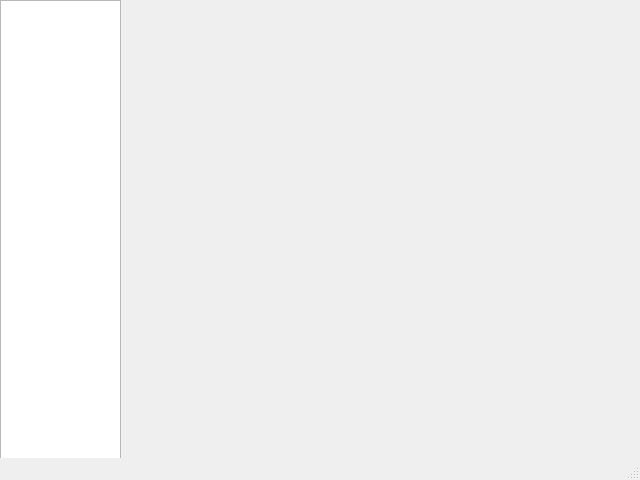
Above: RMT/rmtmainwindow.ui from JimmySenny/demo-Qt_requirementsTaskManagement before the change. Below: the same form after it.
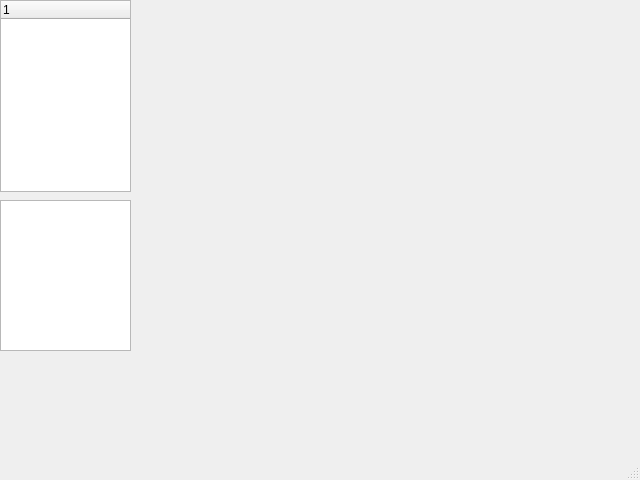
That is the form after the change.

What changed in the file:
```diff
--- a/RMT/rmtmainwindow.ui
+++ b/RMT/rmtmainwindow.ui
@@ -15,13 +15,43 @@
   </property>
   <widget class="QWidget" name="centralwidget"/>
   <widget class="QWidget" name="centralwidget">
-   <widget class="QListWidget" name="listWidget">
+   <widget class="QStackedWidget" name="stackedWidget">
+    <property name="geometry">
+     <rect>
+      <x>150</x>
+      <y>20</y>
+      <width>401</width>
+      <height>161</height>
+     </rect>
+    </property>
+    <property name="currentIndex">
+     <number>1</number>
+    </property>
+    <widget class="QWidget" name="page"/>
+    <widget class="QWidget" name="page_2"/>
+   </widget>
+   <widget class="QTreeWidget" name="treeWidget">
     <property name="geometry">
      <rect>
       <x>0</x>
       <y>0</y>
-      <width>121</width>
-      <height>461</height>
+      <width>131</width>
+      <height>192</height>
+     </rect>
+    </property>
+    <column>
+     <property name="text">
+      <string notr="true">1</string>
+     </property>
+    </column>
+   </widget>
+   <widget class="QListWidget" name="listWidget">
+    <property name="geometry">
+     <rect>
+      <x>0</x>
+      <y>200</y>
+      <width>131</width>
+      <height>151</height>
      </rect>
     </property>
     <property name="currentRow">
```
Left out of the diff: 3 changed lines with no effect on the pictures.
